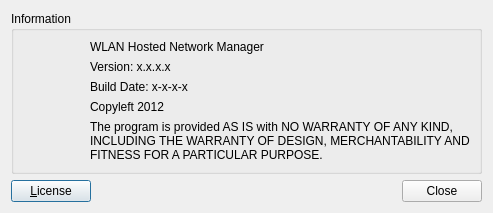
The window that aboutdialog.ui (BrainB0ne/hostednetwork-gui) describes before a commit, drawn with Qt 5.
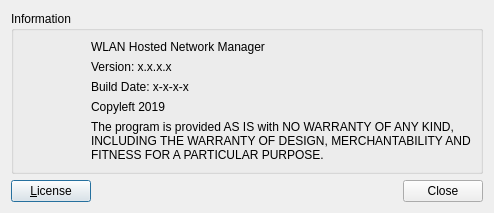
The same window after the commit. Icons and pictures are not drawn.

Patch:
```diff
--- a/aboutdialog.ui
+++ b/aboutdialog.ui
@@ -9,8 +9,8 @@
    <rect>
     <x>0</x>
     <y>0</y>
-    <width>493</width>
-    <height>210</height>
+    <width>494</width>
+    <height>212</height>
    </rect>
   </property>
   <property name="sizePolicy">
@@ -21,8 +21,8 @@
   </property>
   <property name="maximumSize">
    <size>
-    <width>493</width>
-    <height>210</height>
+    <width>494</width>
+    <height>212</height>
    </size>
   </property>
   <property name="windowTitle">
@@ -77,7 +77,7 @@
           <item>
            <widget class="QLabel" name="copyLeftLabel">
             <property name="text">
-             <string>Copyleft 2012</string>
+             <string>Copyleft 2019</string>
             </property>
            </widget>
           </item>
```
